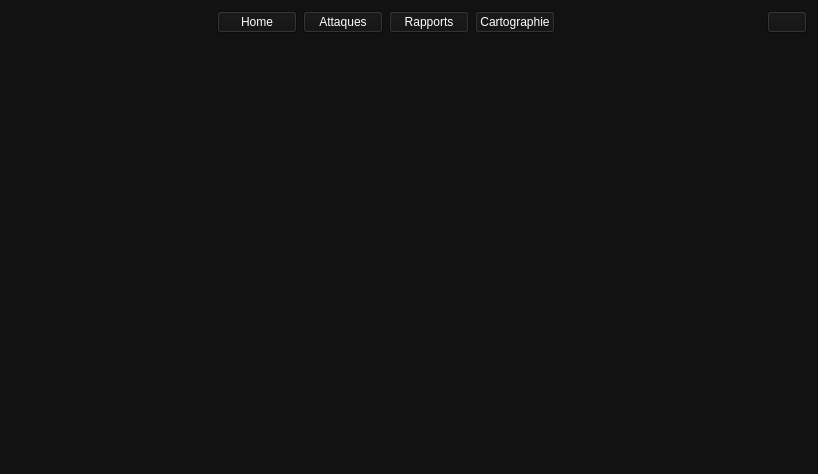
Old version of the form frontend/ui/rapports.ui in the repository Pauldechassey/Minatt-ck.
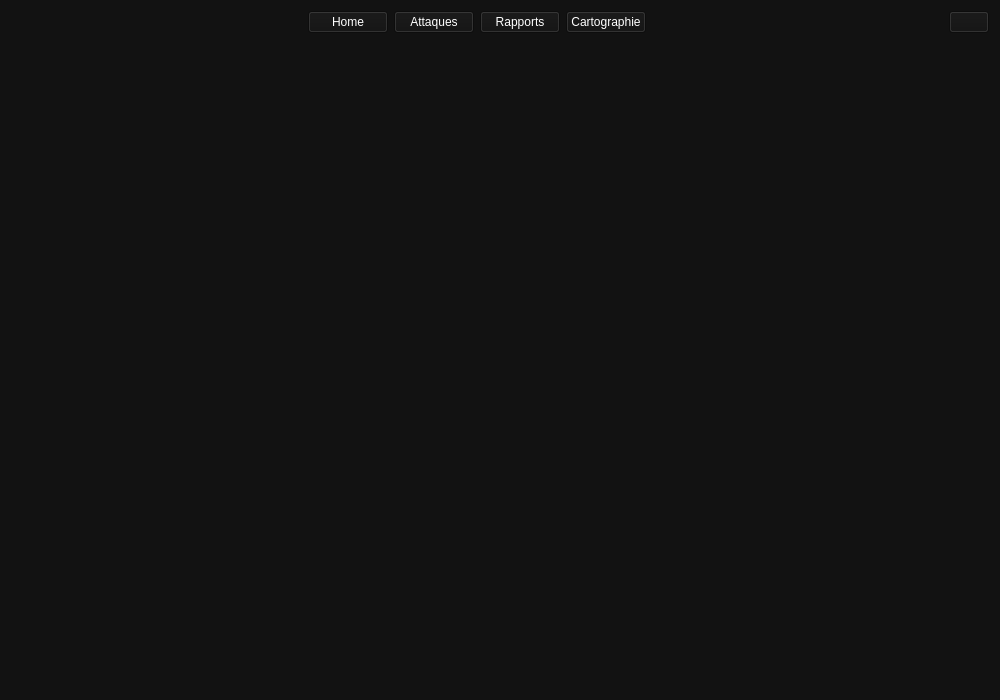
New version of the form. Icons and pictures are not drawn.

Commit message: mod: style sur Rapports et Cartographie

The edit to the form file:
```diff
--- a/frontend/ui/rapports.ui
+++ b/frontend/ui/rapports.ui
@@ -1,17 +1,17 @@
 <?xml version="1.0" encoding="UTF-8"?>
 <ui version="4.0">
- <class>Form</class>
- <widget class="QWidget" name="Form">
+ <class>Rapports</class>
+ <widget class="QWidget" name="Rapports">
   <property name="geometry">
    <rect>
     <x>0</x>
     <y>0</y>
-    <width>818</width>
-    <height>474</height>
+    <width>1000</width>
+    <height>700</height>
    </rect>
   </property>
   <property name="windowTitle">
-   <string>Form</string>
+   <string>Rapports</string>
   </property>
   <property name="styleSheet">
    <string notr="true">background-color: #121212;
@@ -20,52 +20,107 @@
   </property>
   <layout class="QGridLayout" name="gridLayout_2">
    <item row="0" column="0">
-    <layout class="QHBoxLayout" name="horizontalLayout">
-     <item>
-      <spacer name="horizontalSpacer">
-       <property name="orientation">
-        <enum>Qt::Horizontal</enum>
-       </property>
-       <property name="sizeHint" stdset="0">
-        <size>
-         <width>40</width>
-         <height>20</height>
-        </size>
-       </property>
-      </spacer>
-     </item>
-     <item>
+    <layout class="QGridLayout" name="gridLayoutMenuRapports">
+     <item row="0" column="1">
       <widget class="QPushButton" name="pushButtonHomeRapports">
+       <property name="styleSheet">
+        <string notr="true">QPushButton {
+    background-color: #00C853; /* Vert */
+    color: white;
+    font-weight: bold;
+    border-radius: 5px;
+    padding: 8px;
+}
+QPushButton:hover {
+    background-color: #009624; / survol */
+}</string>
+       </property>
        <property name="text">
         <string>Home</string>
        </property>
       </widget>
      </item>
-     <item>
+     <item row="0" column="0">
+      <spacer name="horizontalSpacer">
+       <property name="orientation">
+        <enum>Qt::Orientation::Horizontal</enum>
+       </property>
+       <property name="sizeHint" stdset="0">
+        <size>
+         <width>40</width>
+         <height>20</height>
+        </size>
+       </property>
+      </spacer>
+     </item>
+     <item row="0" column="4">
+      <widget class="QPushButton" name="pushButtonCartographieRapports">
+       <property name="styleSheet">
+        <string notr="true">QPushButton {
+    background-color: #00C853; /* Vert */
+    color: white;
+    font-weight: bold;
+    border-radius: 5px;
+    padding: 8px;
+}
+QPushButton:hover {
+    background-color: #009624; / survol */
+}</string>
+       </property>
+       <property name="text">
+        <string>Cartographie</string>
+       </property>
+      </widget>
+     </item>
+     <item row="0" column="6">
+      <widget class="QPushButton" name="pushButton">
+       <property name="text">
+        <string/>
+       </property>
+      </widget>
+     </item>
+     <item row="0" column="2">
       <widget class="QPushButton" name="pushButtonAttaquesRapports">
+       <property name="styleSheet">
+        <string notr="true">QPushButton {
+    background-color: #00C853; /* Vert */
+    color: white;
+    font-weight: bold;
+    border-radius: 5px;
+    padding: 8px;
+}
+QPushButton:hover {
+    background-color: #009624; / survol */
+}</string>
+       </property>
        <property name="text">
         <string>Attaques</string>
        </property>
       </widget>
      </item>
-     <item>
+     <item row="0" column="3">
       <widget class="QPushButton" name="pushButtonRapportsRapports">
+       <property name="styleSheet">
+        <string notr="true">QPushButton {
+    background-color: #00C853; /* Vert */
+    color: white;
+    font-weight: bold;
+    border-radius: 5px;
+    padding: 8px;
+}
+QPushButton:hover {
+    background-color: #009624; / survol */
+}</string>
+       </property>
        <property name="text">
         <string>Rapports</string>
        </property>
       </widget>
      </item>
-     <item>
-      <widget class="QPushButton" name="pushButtonCartographieRapports">
-       <property name="text">
-        <string>Cartographie</string>
-       </property>
-      </widget>
-     </item>
-     <item>
+     <item row="0" column="5">
       <spacer name="horizontalSpacer_2">
        <property name="orientation">
-        <enum>Qt::Horizontal</enum>
+        <enum>Qt::Orientation::Horizontal</enum>
        </property>
        <property name="sizeHint" stdset="0">
         <size>
@@ -75,75 +130,22 @@
        </property>
       </spacer>
      </item>
-     <item>
-      <widget class="QPushButton" name="pushButtonDeconnexionRapports">
-       <property name="text">
-        <string/>
-       </property>
-       <property name="icon">
-        <iconset>
-         <normaloff>../../../../Downloads/image.png</normaloff>../../../../Downloads/image.png</iconset>
-       </property>
-       <property name="iconSize">
-        <size>
-         <width>32</width>
-         <height>32</height>
-        </size>
-       </property>
-      </widget>
-     </item>
     </layout>
    </item>
    <item row="1" column="0">
-    <spacer name="verticalSpacer">
-     <property name="orientation">
-      <enum>Qt::Vertical</enum>
-     </property>
-     <property name="sizeHint" stdset="0">
-      <size>
-       <width>20</width>
-       <height>40</height>
-      </size>
-     </property>
-    </spacer>
-   </item>
-   <item row="2" column="0">
-    <spacer name="verticalSpacer_2">
-     <property name="orientation">
-      <enum>Qt::Vertical</enum>
-     </property>
-     <property name="sizeHint" stdset="0">
-      <size>
-       <width>20</width>
-       <height>40</height>
-      </size>
-     </property>
-    </spacer>
-   </item>
-   <item row="3" column="0">
     <layout class="QGridLayout" name="gridLayout">
      <item row="0" column="0">
-      <widget class="QFrame" name="frame">
-       <property name="frameShape">
-        <enum>QFrame::StyledPanel</enum>
+      <spacer name="verticalSpacer">
+       <property name="orientation">
+        <enum>Qt::Orientation::Vertical</enum>
        </property>
-       <property name="frameShadow">
-        <enum>QFrame::Raised</enum>
+       <property name="sizeHint" stdset="0">
+        <size>
+         <width>20</width>
+         <height>40</height>
+        </size>
        </property>
-       <widget class="QLabel" name="labelRapports">
-        <property name="geometry">
-         <rect>
-          <x>430</x>
-          <y>110</y>
-          <width>91</width>
-          <height>31</height>
-         </rect>
-        </property>
-        <property name="text">
-         <string>Rapports</string>
-        </property>
-       </widget>
-      </widget>
+      </spacer>
      </item>
     </layout>
    </item>
```
The commit also changes 12 other files.
